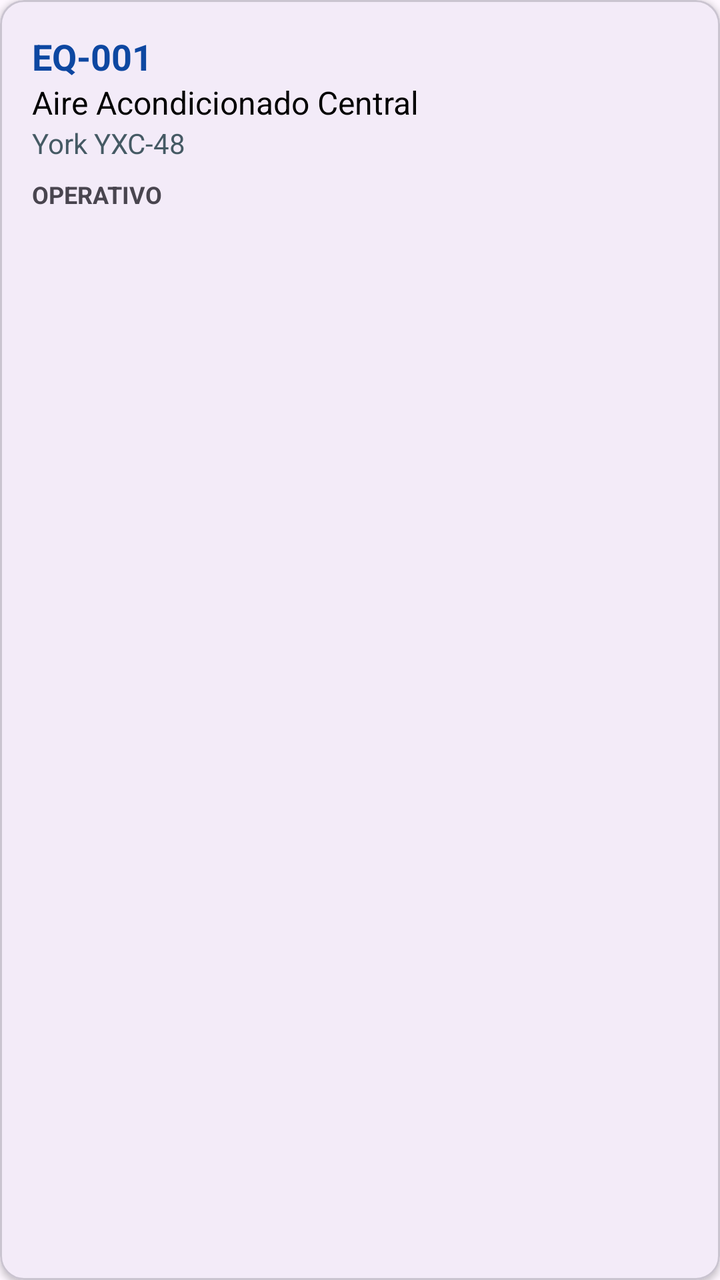
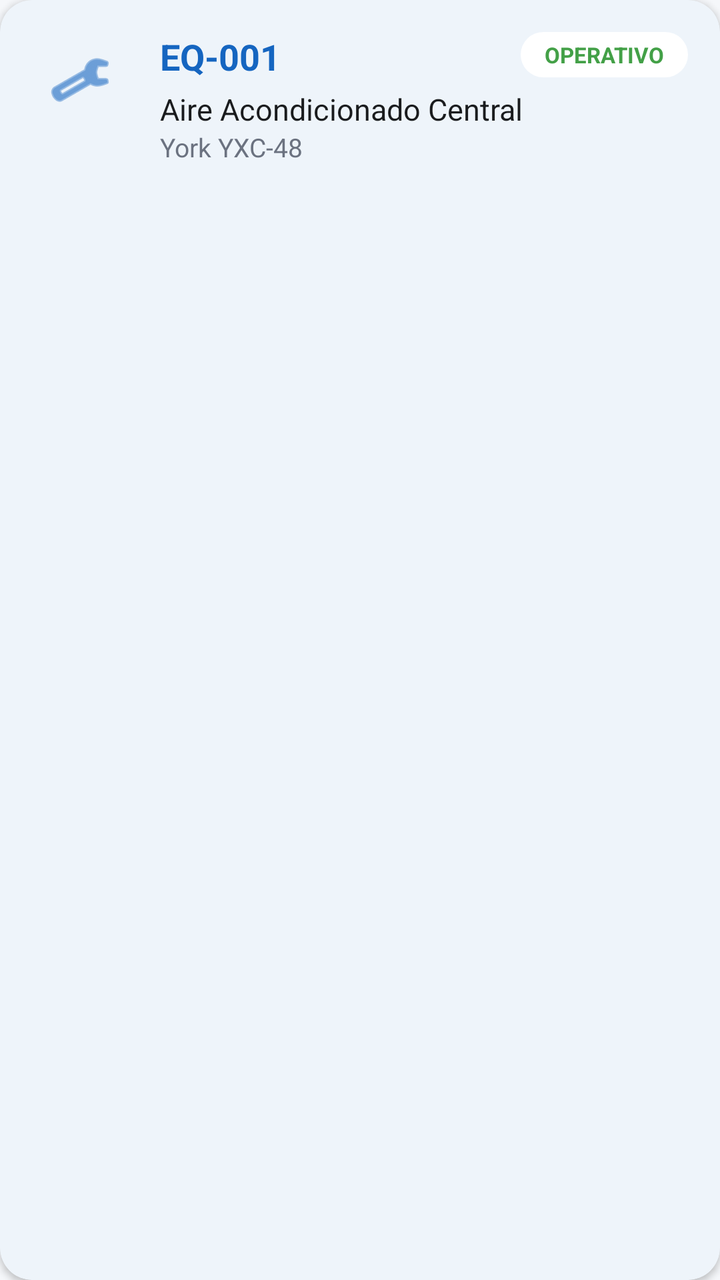

Screens rendered from an Android XML layout before and after an edit, with the pre-edit source and the edit as a unified diff.
<!-- AndroidManifest.xml: application theme Theme.ClimaTrack -->
<!-- res/layout/item_equipment.xml -->
<?xml version="1.0" encoding="utf-8"?>
<com.google.android.material.card.MaterialCardView xmlns:android="http://schemas.android.com/apk/res/android"
    xmlns:app="http://schemas.android.com/apk/res-auto"
    android:layout_width="match_parent"
    android:layout_height="wrap_content"
    android:layout_marginHorizontal="16dp"
    android:layout_marginVertical="8dp"
    app:cardCornerRadius="12dp"
    app:cardElevation="2dp">

    <LinearLayout
        android:layout_width="match_parent"
        android:layout_height="wrap_content"
        android:orientation="vertical"
        android:padding="16dp">

        <TextView
            android:id="@+id/tvEquipCode"
            android:layout_width="match_parent"
            android:layout_height="wrap_content"
            android:text="EQ-001"
            android:textColor="@color/primary"
            android:textSize="18sp"
            android:textStyle="bold" />

        <TextView
            android:id="@+id/tvEquipType"
            android:layout_width="match_parent"
            android:layout_height="wrap_content"
            android:text="Aire Acondicionado Central"
            android:textColor="@color/black"
            android:textSize="16sp" />

        <TextView
            android:id="@+id/tvEquipBrandModel"
            android:layout_width="match_parent"
            android:layout_height="wrap_content"
            android:text="York YXC-48"
            android:textColor="@color/secondary"
            android:textSize="14sp" />

        <TextView
            android:id="@+id/tvEquipStatus"
            android:layout_width="wrap_content"
            android:layout_height="wrap_content"
            android:layout_marginTop="8dp"
            android:text="OPERATIVO"
            android:textSize="12sp"
            android:textStyle="bold" />

    </LinearLayout>

</com.google.android.material.card.MaterialCardView>
<!-- resources referenced by this layout -->
<resources>
  <color name="black">#FF000000</color>
  <color name="primary">#0D47A1</color>
  <color name="secondary">#455A64</color>
  <style name="Theme.ClimaTrack" parent="Base.Theme.ClimaTrack" />
  <style name="Base.Theme.ClimaTrack" parent="Theme.Material3.DayNight.NoActionBar">
          
          
      </style>
</resources>

<!-- the commit's change to res/layout/item_equipment.xml (unified diff, before → after) -->
@@ -5,49 +5,75 @@
     android:layout_height="wrap_content"
     android:layout_marginHorizontal="16dp"
     android:layout_marginVertical="8dp"
-    app:cardCornerRadius="12dp"
-    app:cardElevation="2dp">
+    app:cardCornerRadius="16dp"
+    app:cardElevation="2dp"
+    app:cardBackgroundColor="@color/white">
 
-    <LinearLayout
+    <androidx.constraintlayout.widget.ConstraintLayout
         android:layout_width="match_parent"
         android:layout_height="wrap_content"
-        android:orientation="vertical"
         android:padding="16dp">
+
+        <ImageView
+            android:id="@+id/imgEquipment"
+            android:layout_width="48dp"
+            android:layout_height="48dp"
+            android:padding="8dp"
+            android:src="@android:drawable/ic_menu_manage"
+            app:layout_constraintStart_toStartOf="parent"
+            app:layout_constraintTop_toTopOf="parent"
+            app:tint="@color/md_theme_light_primary" />
 
         <TextView
             android:id="@+id/tvEquipCode"
-            android:layout_width="match_parent"
+            android:layout_width="0dp"
             android:layout_height="wrap_content"
+            android:layout_marginStart="16dp"
             android:text="EQ-001"
-            android:textColor="@color/primary"
+            android:textColor="@color/md_theme_light_primary"
             android:textSize="18sp"
-            android:textStyle="bold" />
-
-        <TextView
-            android:id="@+id/tvEquipType"
-            android:layout_width="match_parent"
-            android:layout_height="wrap_content"
-            android:text="Aire Acondicionado Central"
-            android:textColor="@color/black"
-            android:textSize="16sp" />
-
-        <TextView
-            android:id="@+id/tvEquipBrandModel"
-            android:layout_width="match_parent"
-            android:layout_height="wrap_content"
-            android:text="York YXC-48"
-            android:textColor="@color/secondary"
-            android:textSize="14sp" />
+            android:textStyle="bold"
+            app:layout_constraintEnd_toStartOf="@id/tvEquipStatus"
+            app:layout_constraintStart_toEndOf="@id/imgEquipment"
+            app:layout_constraintTop_toTopOf="parent" />
 
         <TextView
             android:id="@+id/tvEquipStatus"
             android:layout_width="wrap_content"
             android:layout_height="wrap_content"
-            android:layout_marginTop="8dp"
+            android:background="@drawable/bg_status_chip"
+            android:paddingHorizontal="12dp"
+            android:paddingVertical="4dp"
             android:text="OPERATIVO"
-            android:textSize="12sp"
-            android:textStyle="bold" />
+            android:textColor="@color/status_finished"
+            android:textSize="11sp"
+            android:textStyle="bold"
+            app:layout_constraintEnd_toEndOf="parent"
+            app:layout_constraintTop_toTopOf="parent" />
 
-    </LinearLayout>
+        <TextView
+            android:id="@+id/tvEquipType"
+            android:layout_width="0dp"
+            android:layout_height="wrap_content"
+            android:layout_marginTop="4dp"
+            android:text="Aire Acondicionado Central"
+            android:textColor="@color/md_theme_light_onBackground"
+            android:textSize="15sp"
+            app:layout_constraintEnd_toEndOf="parent"
+            app:layout_constraintStart_toStartOf="@id/tvEquipCode"
+            app:layout_constraintTop_toBottomOf="@id/tvEquipCode" />
+
+        <TextView
+            android:id="@+id/tvEquipBrandModel"
+            android:layout_width="0dp"
+            android:layout_height="wrap_content"
+            android:text="York YXC-48"
+            android:textColor="@color/text_secondary"
+            android:textSize="13sp"
+            app:layout_constraintEnd_toEndOf="parent"
+            app:layout_constraintStart_toStartOf="@id/tvEquipCode"
+            app:layout_constraintTop_toBottomOf="@id/tvEquipType" />
+
+    </androidx.constraintlayout.widget.ConstraintLayout>
 
 </com.google.android.material.card.MaterialCardView>
<!-- resource entries referenced after the edit -->
@@ -1,12 +1,60 @@
 <!-- resources referenced by this layout -->
 <resources>
-  <color name="black">#FF000000</color>
-  <color name="primary">#0D47A1</color>
-  <color name="secondary">#455A64</color>
+  <color name="md_theme_light_onBackground">#1A1C1E</color>
+  <color name="md_theme_light_primary">#1565C0</color>
+  <color name="status_finished">#43A047</color>
+  <color name="text_secondary">#6B7280</color>
+  <color name="white">#FFFFFFFF</color>
+  <!-- drawable bg_status_chip (drawable) -->
+  <?xml version="1.0" encoding="utf-8"?>
+  <shape xmlns:android="http://schemas.android.com/apk/res/android">
+      <solid android:color="@color/white" />
+      <corners android:radius="16dp" />
+  </shape>
   <style name="Theme.ClimaTrack" parent="Base.Theme.ClimaTrack" />
   <style name="Base.Theme.ClimaTrack" parent="Theme.Material3.DayNight.NoActionBar">
           
+          <item name="colorPrimary">@color/md_theme_light_primary</item>
+          <item name="colorOnPrimary">@color/md_theme_light_onPrimary</item>
+          <item name="colorPrimaryContainer">@color/md_theme_light_primaryContainer</item>
+          <item name="colorOnPrimaryContainer">@color/md_theme_light_onPrimaryContainer</item>
+  
+          <item name="colorSecondary">@color/md_theme_light_secondary</item>
+          <item name="colorOnSecondary">@color/md_theme_light_onSecondary</item>
+  
+          <item name="android:windowBackground">@color/md_theme_light_background</item>
+          <item name="colorSurface">@color/md_theme_light_surface</item>
+          <item name="colorOnSurface">@color/md_theme_light_onSurface</item>
+  
           
+          <item name="materialCardViewStyle">@style/Widget.ClimaTrack.CardView</item>
+          <item name="materialButtonStyle">@style/Widget.ClimaTrack.Button</item>
+          <item name="textInputStyle">@style/Widget.ClimaTrack.TextInputLayout</item>
+      </style>
+  <color name="md_theme_light_onPrimary">#FFFFFF</color>
+  <color name="md_theme_light_primaryContainer">#E3F2FD</color>
+  <color name="md_theme_light_onPrimaryContainer">#001B3D</color>
+  <color name="md_theme_light_secondary">#455A64</color>
+  <color name="md_theme_light_onSecondary">#FFFFFF</color>
+  <color name="md_theme_light_background">#F5F7FA</color>
+  <color name="md_theme_light_surface">#FFFFFF</color>
+  <color name="md_theme_light_onSurface">#1A1C1E</color>
+  <style name="Widget.ClimaTrack.CardView" parent="Widget.Material3.CardView.Elevated">
+          <item name="cardCornerRadius">16dp</item>
+          <item name="cardElevation">2dp</item>
+          <item name="android:layout_margin">8dp</item>
+      </style>
+  <style name="Widget.ClimaTrack.Button" parent="Widget.Material3.Button">
+          <item name="cornerRadius">12dp</item>
+          <item name="android:insetTop">0dp</item>
+          <item name="android:insetBottom">0dp</item>
+      </style>
+  <style name="Widget.ClimaTrack.TextInputLayout" parent="Widget.Material3.TextInputLayout.OutlinedBox">
+          <item name="boxCornerRadiusTopStart">12dp</item>
+          <item name="boxCornerRadiusTopEnd">12dp</item>
+          <item name="boxCornerRadiusBottomStart">12dp</item>
+          <item name="boxCornerRadiusBottomEnd">12dp</item>
+          <item name="boxStrokeColor">@color/md_theme_light_primary</item>
       </style>
 </resources>
 
